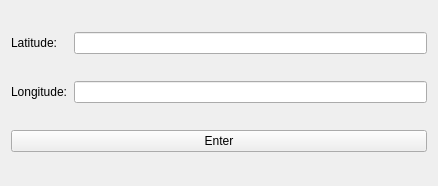
Above: Workspace/src/rover_gui/ui/autonomycontrolswidget.ui from uwrobotics/MarsRover2019 before the change. Below: the same form after it.
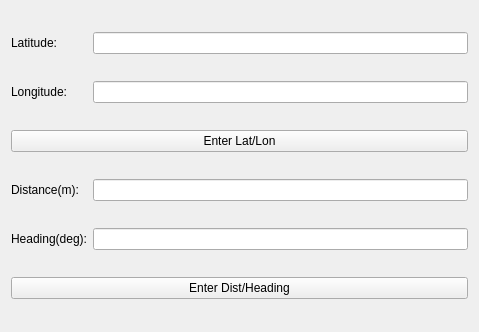
That is the form after the change.

Commit message: autonomy controls added dist/heading support

The edit to the form file:
```diff
--- a/Workspace/src/rover_gui/ui/autonomycontrolswidget.ui
+++ b/Workspace/src/rover_gui/ui/autonomycontrolswidget.ui
@@ -6,8 +6,8 @@
    <rect>
     <x>0</x>
     <y>0</y>
-    <width>438</width>
-    <height>186</height>
+    <width>479</width>
+    <height>332</height>
    </rect>
   </property>
   <property name="sizePolicy">
@@ -20,10 +20,20 @@
    <string>Form</string>
   </property>
   <layout class="QGridLayout" name="gridLayout">
-   <item row="0" column="0">
-    <widget class="QLabel" name="latitudeLabel">
+   <item row="2" column="0" colspan="2">
+    <widget class="QPushButton" name="latLonButton">
      <property name="text">
-      <string>Latitude:</string>
+      <string>Enter Lat/Lon</string>
+     </property>
+    </widget>
+   </item>
+   <item row="1" column="1">
+    <widget class="QLineEdit" name="longitudeEdit"/>
+   </item>
+   <item row="5" column="0" colspan="2">
+    <widget class="QPushButton" name="distHeadingButton">
+     <property name="text">
+      <string>Enter Dist/Heading</string>
      </property>
     </widget>
    </item>
@@ -37,16 +47,33 @@
      </property>
     </widget>
    </item>
-   <item row="1" column="1">
-    <widget class="QLineEdit" name="longitudeEdit"/>
+   <item row="4" column="0">
+    <widget class="QLabel" name="label_2">
+     <property name="text">
+      <string>Heading(deg):</string>
+     </property>
+    </widget>
    </item>
-   <item row="2" column="0" colspan="2">
-    <widget class="QPushButton" name="enterButton">
+   <item row="0" column="0">
+    <widget class="QLabel" name="latitudeLabel">
      <property name="text">
-      <string>Enter</string>
+      <string>Latitude:</string>
      </property>
     </widget>
    </item>
+   <item row="3" column="0">
+    <widget class="QLabel" name="label">
+     <property name="text">
+      <string>Distance(m):</string>
+     </property>
+    </widget>
+   </item>
+   <item row="3" column="1">
+    <widget class="QLineEdit" name="distEdit"/>
+   </item>
+   <item row="4" column="1">
+    <widget class="QLineEdit" name="headingEdit"/>
+   </item>
   </layout>
  </widget>
  <resources/>
```
The commit also changes 4 other files.
